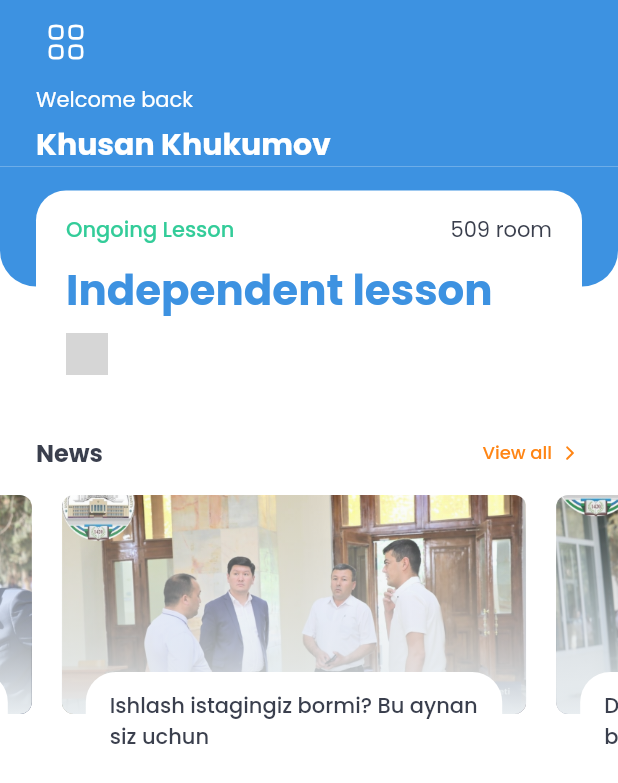
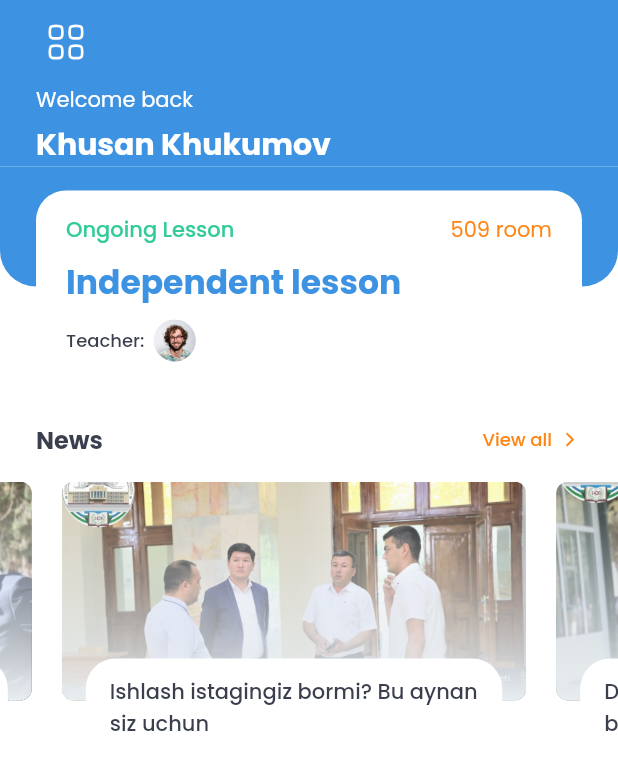
Before and after one commit to IamKhuk/SamEdu, a Flutter app: the HomeScreen screen opened directly, on a phone screen of 412 x 824 dp. Shown: the top 783 px of the screen. Run offline on Flutter 3.47's test engine with Material 2 defaults, Android fonts, the phone set to English and light mode, and no system bars; drawn by our look-alikes of carousel_slider; our stand-ins replace flutter_svg, pinput, shared_preferences; accounts and stored records are empty; grey boxes are pictures that could not be loaded.

Commit message:
minor fixes

```diff
--- a/lib/src/defaults/defaults.dart
+++ b/lib/src/defaults/defaults.dart
@@ -13,7 +13,7 @@ class Defaults {
         room: 'P1',
         teacher: TeacherModel(
           fullName: 'Jo\'raqulov Abdulla',
-          avatar: '',
+          avatar: 'assets/images/teacher_01.jpg',
         ),
       ),
       ScheduleModel(
@@ -24,7 +24,7 @@ class Defaults {
         room: 'P1',
         teacher: TeacherModel(
           fullName: 'Kuliyev Komil',
-          avatar: '',
+          avatar: 'assets/images/teacher_01.jpg',
         ),
       ),
       ScheduleModel(
@@ -35,7 +35,7 @@ class Defaults {
         room: '509',
         teacher: TeacherModel(
           fullName: 'Christopher',
-          avatar: '',
+          avatar: 'assets/images/teacher_01.jpg',
         ),
       ),
     ],
@@ -48,7 +48,7 @@ class Defaults {
         room: '509',
         teacher: TeacherModel(
           fullName: 'Christo Ananth',
-          avatar: '',
+          avatar: 'assets/images/teacher_01.jpg',
         ),
       ),
       ScheduleModel(
@@ -59,7 +59,7 @@ class Defaults {
         room: '509',
         teacher: TeacherModel(
           fullName: 'Christo Ananth',
-          avatar: '',
+          avatar: 'assets/images/teacher_01.jpg',
         ),
       ),
       ScheduleModel(
@@ -70,7 +70,7 @@ class Defaults {
         room: '509',
         teacher: TeacherModel(
           fullName: 'Kenjayev Sanjar',
-          avatar: '',
+          avatar: 'assets/images/teacher_01.jpg',
         ),
       ),
     ],
@@ -83,7 +83,7 @@ class Defaults {
         room: 'P1',
         teacher: TeacherModel(
           fullName: 'Shodiyev Usmon',
-          avatar: '',
+          avatar: 'assets/images/teacher_01.jpg',
         ),
       ),
       ScheduleModel(
@@ -94,7 +94,7 @@ class Defaults {
         room: 'P1',
         teacher: TeacherModel(
           fullName: 'Kuliyev Komil',
-          avatar: '',
+          avatar: 'assets/images/teacher_01.jpg',
         ),
       ),
       ScheduleModel(
@@ -105,7 +105,7 @@ class Defaults {
         room: '509',
         teacher: TeacherModel(
           fullName: 'Parmonov Bekhruz',
-          avatar: '',
+          avatar: 'assets/images/teacher_01.jpg',
         ),
       ),
     ],
@@ -118,7 +118,7 @@ class Defaults {
         room: '310',
         teacher: TeacherModel(
           fullName: 'Kenjayev Sanjar',
-          avatar: '',
+          avatar: 'assets/images/teacher_01.jpg',
         ),
       ),
       ScheduleModel(
@@ -129,7 +129,7 @@ class Defaults {
         room: 'P1',
         teacher: TeacherModel(
           fullName: 'Christo Ananth',
-          avatar: '',
+          avatar: 'assets/images/teacher_01.jpg',
         ),
       ),
       ScheduleModel(
@@ -140,7 +140,7 @@ class Defaults {
         room: '509',
         teacher: TeacherModel(
           fullName: 'Nurmamatov Bahrom',
-          avatar: '',
+          avatar: 'assets/images/teacher_01.jpg',
         ),
       ),
     ],
@@ -153,7 +153,7 @@ class Defaults {
         room: '509',
         teacher: TeacherModel(
           fullName: '',
-          avatar: '',
+          avatar: 'assets/images/teacher_01.jpg',
         ),
       ),
       ScheduleModel(
@@ -164,7 +164,7 @@ class Defaults {
         room: '509',
         teacher: TeacherModel(
           fullName: '',
-          avatar: '',
+          avatar: 'assets/images/teacher_01.jpg',
         ),
       ),
       ScheduleModel(
@@ -175,7 +175,7 @@ class Defaults {
         room: '509',
         teacher: TeacherModel(
           fullName: '',
-          avatar: '',
+          avatar: 'assets/images/teacher_01.jpg',
         ),
       ),
     ],
@@ -188,7 +188,7 @@ class Defaults {
         room: '509',
         teacher: TeacherModel(
           fullName: 'Christo Ananth',
-          avatar: '',
+          avatar: 'assets/images/teacher_01.jpg',
         ),
       ),
       ScheduleModel(
@@ -199,7 +199,7 @@ class Defaults {
         room: 'P1',
         teacher: TeacherModel(
           fullName: 'Christo Ananth',
-          avatar: '',
+          avatar: 'assets/images/teacher_01.jpg',
         ),
       ),
     ],
--- a/lib/src/ui/menu/home/home_screen.dart
+++ b/lib/src/ui/menu/home/home_screen.dart
@@ -158,7 +158,7 @@ class _HomeScreenState extends State<HomeScreen> {
                                         fontSize: 14,
                                         fontWeight: FontWeight.normal,
                                         height: 1.5,
-                                        color: AppTheme.dark,
+                                        color: AppTheme.orange,
                                       ),
                                     ),
                                   ],
@@ -172,7 +172,7 @@ class _HomeScreenState extends State<HomeScreen> {
                                         schedule.subject,
                                         style: const TextStyle(
                                           fontWeight: FontWeight.bold,
-                                          fontSize: 28,
+                                          fontSize: 22,
                                           fontFamily: AppTheme.fontFamily,
                                           height: 1.5,
                                           color: AppTheme.blue,
@@ -183,6 +183,20 @@ class _HomeScreenState extends State<HomeScreen> {
                                 ),
                                 const SizedBox(height: 8),
                                 Row(
+                                  children: [
+                                    const Text(
+                                      'Teacher:  ',
+                                      style: TextStyle(
+                                        fontWeight: FontWeight.w500,
+                                        fontSize: 12,
+                                        fontFamily: AppTheme.fontFamily,
+                                        height: 1.5,
+                                        color: AppTheme.dark,
+                                      ),
+                                    ),
+                                    Container(
+                                      color: Colors.transparent,
+                                      child: Row(
                                         children: [
                                           Container(
                                             height: 28,
@@ -208,6 +222,9 @@ class _HomeScreenState extends State<HomeScreen> {
                                               fontFamily: AppTheme.fontFamily,
                                               height: 1.5,
                                               color: AppTheme.blue,
+                                            ),
+                                          ),
+                                        ],
                                       ),
                                     ),
                                   ],
--- a/lib/src/ui/splash/splash_screen.dart
+++ b/lib/src/ui/splash/splash_screen.dart
@@ -134,7 +134,7 @@ class _SplashScreenState extends State<SplashScreen>
       prefs.setString("firstOpen", "value");
       isLoginPage = false;
     }
-    token = prefs.getString('token') ?? "";
+    token = prefs.getString('firstName') ?? "";
 
     Timer(
       const Duration(milliseconds: 2270),
```
Lines whose indentation alone changed are shown as unchanged.
